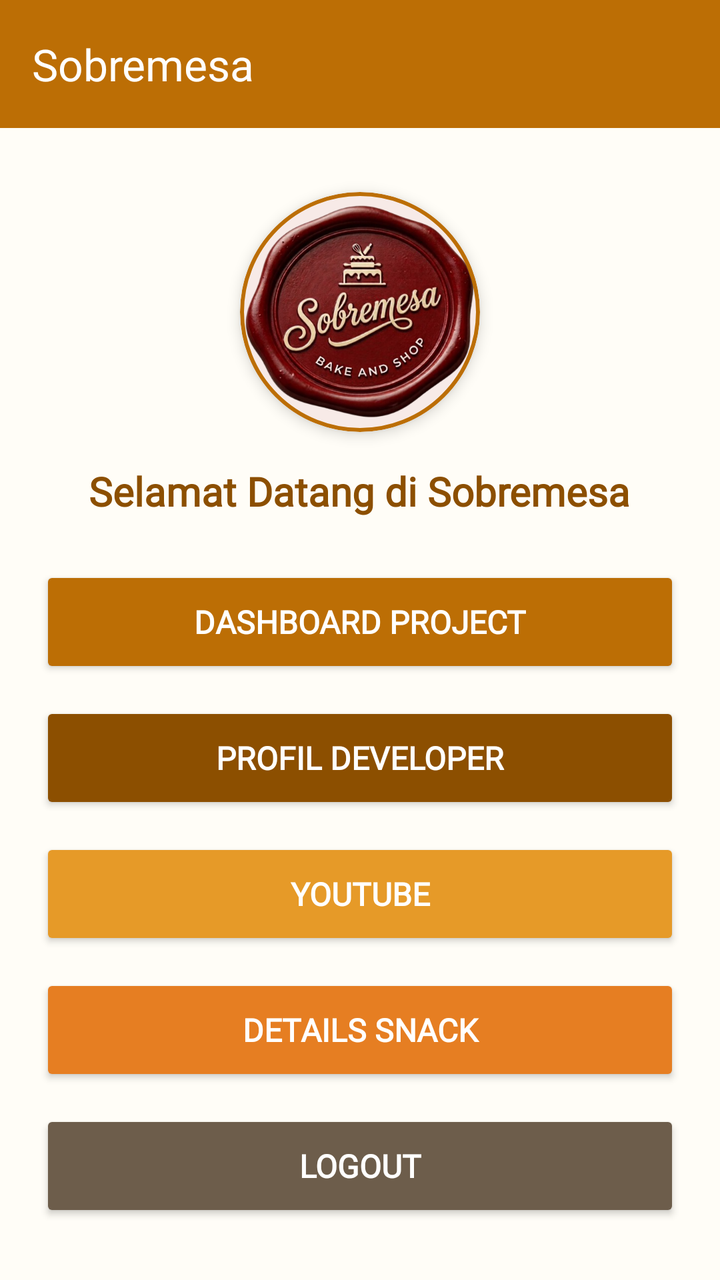
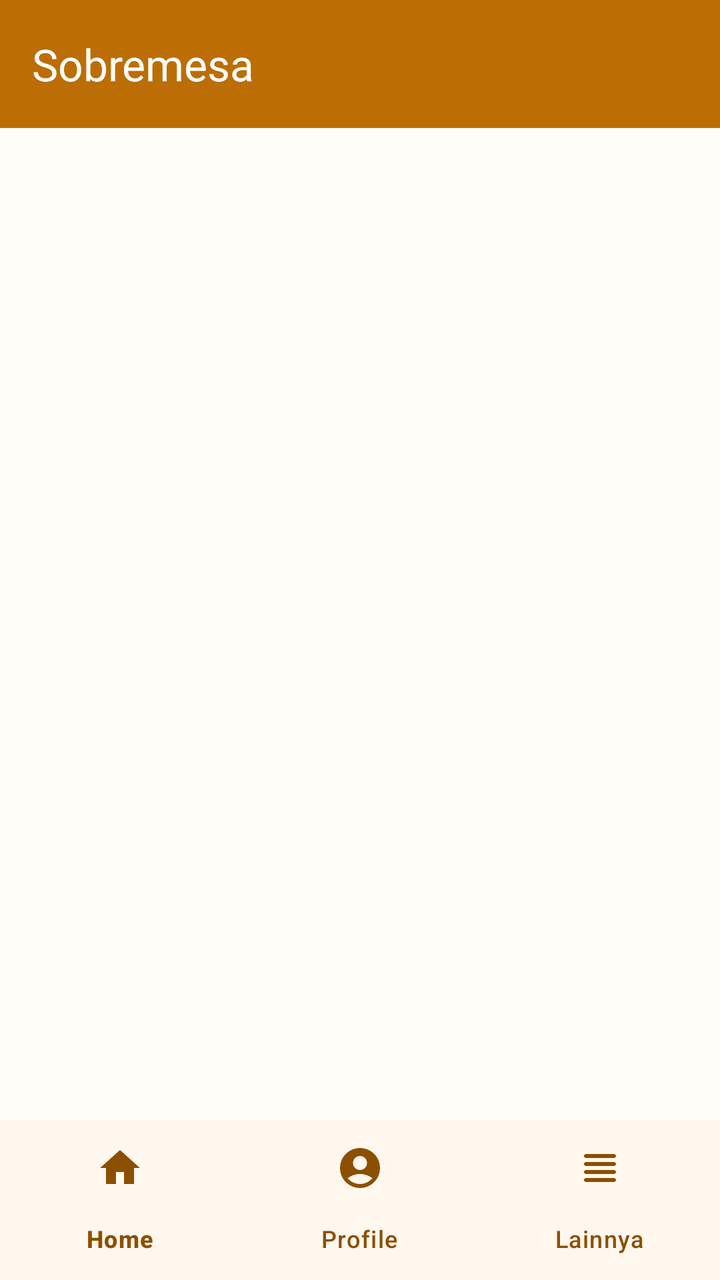

The first picture is an Android layout as it rendered before a commit; the second is the same layout after the commit. The layout source and the unified diff follow.
<!-- AndroidManifest.xml: application theme Theme.AZBSataAndagi -->
<!-- res/layout/activity_main.xml -->
<?xml version="1.0" encoding="utf-8"?>
<LinearLayout xmlns:android="http://schemas.android.com/apk/res/android"
    xmlns:app="http://schemas.android.com/apk/res-auto"
    xmlns:tools="http://schemas.android.com/tools"
    android:id="@+id/main"
    android:layout_width="match_parent"
    android:layout_height="match_parent"
    android:background="@color/background_light"
    android:orientation="vertical"
    tools:context=".MainActivity">

    <androidx.appcompat.widget.Toolbar
        android:id="@+id/toolbar"
        android:layout_width="match_parent"
        android:layout_height="?attr/actionBarSize"
        android:background="@color/primary"
        app:title="@string/title_main"
        app:titleTextColor="@color/white" />

    <ScrollView
        android:layout_width="match_parent"
        android:layout_height="match_parent"
        android:fillViewport="true">

        <LinearLayout
            android:layout_width="match_parent"
            android:layout_height="wrap_content"
            android:gravity="center_horizontal"
            android:orientation="vertical"
            android:padding="20dp">

            <com.google.android.material.card.MaterialCardView
                android:layout_width="120dp"
                android:layout_height="120dp"
                android:layout_marginTop="12dp"
                app:cardCornerRadius="60dp"
                app:cardElevation="4dp"
                app:strokeColor="@color/primary"
                app:strokeWidth="2dp">

                <ImageView
                    android:id="@+id/imgLogo"
                    android:layout_width="match_parent"
                    android:layout_height="match_parent"
                    android:contentDescription="@string/app_name"
                    android:scaleType="centerCrop"
                    app:srcCompat="@drawable/logo" />
            </com.google.android.material.card.MaterialCardView>

            <TextView
                android:id="@+id/tvWelcomeUser"
                android:layout_width="wrap_content"
                android:layout_height="wrap_content"
                android:layout_marginTop="16dp"
                android:fontFamily="@font/jetbrains_mono_regular"
                android:text="@string/welcome"
                android:textColor="@color/primary_dark"
                android:textSize="20sp"
                android:textStyle="bold" />

            
            <Button
                android:id="@+id/btnToProject"
                android:layout_width="match_parent"
                android:layout_height="56dp"
                android:layout_marginTop="24dp"
                android:backgroundTint="@color/primary"
                android:fontFamily="@font/jetbrains_mono_regular"
                android:text="Dashboard Project"
                android:textColor="@color/white"
                android:textSize="16sp"
                android:textStyle="bold"
                app:cornerRadius="12dp" />

            
            <Button
                android:id="@+id/btnDeveloperProfile"
                android:layout_width="match_parent"
                android:layout_height="56dp"
                android:layout_marginTop="12dp"
                android:backgroundTint="@color/primary_dark"
                android:fontFamily="@font/jetbrains_mono_regular"
                android:text="@string/btn_developer_profile"
                android:textColor="@color/white"
                android:textSize="16sp"
                android:textStyle="bold"
                app:cornerRadius="12dp" />

            
            <Button
                android:id="@+id/btnWeb"
                android:layout_width="match_parent"
                android:layout_height="56dp"
                android:layout_marginTop="12dp"
                android:backgroundTint="@color/primary_light"
                android:fontFamily="@font/jetbrains_mono_regular"
                android:text="YouTube"
                android:textColor="@color/white"
                android:textSize="16sp"
                android:textStyle="bold"
                app:cornerRadius="12dp" />

            
            <Button
                android:id="@+id/btnDetails"
                android:layout_width="match_parent"
                android:layout_height="56dp"
                android:layout_marginTop="12dp"
                android:backgroundTint="@color/accent"
                android:fontFamily="@font/jetbrains_mono_regular"
                android:text="Details Snack"
                android:textColor="@color/white"
                android:textSize="16sp"
                android:textStyle="bold"
                app:cornerRadius="12dp" />

            
            <Button
                android:id="@+id/btnLogout"
                android:layout_width="match_parent"
                android:layout_height="56dp"
                android:layout_marginTop="12dp"
                android:backgroundTint="@color/text_secondary"
                android:fontFamily="@font/jetbrains_mono_regular"
                android:text="@string/btn_logout"
                android:textColor="@color/white"
                android:textSize="16sp"
                android:textStyle="bold"
                app:cornerRadius="12dp" />

        </LinearLayout>
    </ScrollView>

</LinearLayout>
<!-- resources referenced by this layout -->
<resources>
  <color name="accent">#E67E22</color>
  <color name="background_light">#FFFDF7</color>
  <color name="primary">#BC6E05</color>
  <color name="primary_dark">#8C4F00</color>
  <color name="primary_light">#E69A28</color>
  <color name="text_secondary">#6D5D4B</color>
  <color name="white">#FFFFFFFF</color>
  <!-- drawable logo: png bitmap (drawable, 368271 bytes) -->
  <string name="app_name">Sobremesa</string>
  <string name="btn_developer_profile">Profil Developer</string>
  <string name="btn_logout">Logout</string>
  <string name="title_main">Sobremesa</string>
  <string name="welcome">Selamat Datang di Sobremesa</string>
  <style name="Theme.AZBSataAndagi" parent="Base.Theme.AZBSataAndagi" />
  <style name="Base.Theme.AZBSataAndagi" parent="Theme.Material3.DayNight.NoActionBar">
          <item name="colorPrimary">@color/primary</item>
          <item name="colorOnPrimary">@color/white</item>
          <item name="colorPrimaryContainer">@color/primary_light</item>
          <item name="colorSecondary">@color/accent</item>
          <item name="colorOnSecondary">@color/white</item>
          <item name="android:windowBackground">@color/background_light</item>
          <item name="android:statusBarColor">@color/primary_dark</item>
      </style>
</resources>

<!-- the commit's change to res/layout/activity_main.xml (unified diff, before → after) -->
@@ -17,118 +17,21 @@
         app:title="@string/title_main"
         app:titleTextColor="@color/white" />
 
-    <ScrollView
+    
+    <FrameLayout
+        android:id="@+id/fragment_container"
         android:layout_width="match_parent"
-        android:layout_height="match_parent"
-        android:fillViewport="true">
+        android:layout_height="0dp"
+        android:layout_weight="1" />
 
-        <LinearLayout
-            android:layout_width="match_parent"
-            android:layout_height="wrap_content"
-            android:gravity="center_horizontal"
-            android:orientation="vertical"
-            android:padding="20dp">
-
-            <com.google.android.material.card.MaterialCardView
-                android:layout_width="120dp"
-                android:layout_height="120dp"
-                android:layout_marginTop="12dp"
-                app:cardCornerRadius="60dp"
-                app:cardElevation="4dp"
-                app:strokeColor="@color/primary"
-                app:strokeWidth="2dp">
-
-                <ImageView
-                    android:id="@+id/imgLogo"
-                    android:layout_width="match_parent"
-                    android:layout_height="match_parent"
-                    android:contentDescription="@string/app_name"
-                    android:scaleType="centerCrop"
-                    app:srcCompat="@drawable/logo" />
-            </com.google.android.material.card.MaterialCardView>
-
-            <TextView
-                android:id="@+id/tvWelcomeUser"
-                android:layout_width="wrap_content"
-                android:layout_height="wrap_content"
-                android:layout_marginTop="16dp"
-                android:fontFamily="@font/jetbrains_mono_regular"
-                android:text="@string/welcome"
-                android:textColor="@color/primary_dark"
-                android:textSize="20sp"
-                android:textStyle="bold" />
-
-            
-            <Button
-                android:id="@+id/btnToProject"
-                android:layout_width="match_parent"
-                android:layout_height="56dp"
-                android:layout_marginTop="24dp"
-                android:backgroundTint="@color/primary"
-                android:fontFamily="@font/jetbrains_mono_regular"
-                android:text="Dashboard Project"
-                android:textColor="@color/white"
-                android:textSize="16sp"
-                android:textStyle="bold"
-                app:cornerRadius="12dp" />
-
-            
-            <Button
-                android:id="@+id/btnDeveloperProfile"
-                android:layout_width="match_parent"
-                android:layout_height="56dp"
-                android:layout_marginTop="12dp"
-                android:backgroundTint="@color/primary_dark"
-                android:fontFamily="@font/jetbrains_mono_regular"
-                android:text="@string/btn_developer_profile"
-                android:textColor="@color/white"
-                android:textSize="16sp"
-                android:textStyle="bold"
-                app:cornerRadius="12dp" />
-
-            
-            <Button
-                android:id="@+id/btnWeb"
-                android:layout_width="match_parent"
-                android:layout_height="56dp"
-                android:layout_marginTop="12dp"
-                android:backgroundTint="@color/primary_light"
-                android:fontFamily="@font/jetbrains_mono_regular"
-                android:text="YouTube"
-                android:textColor="@color/white"
-                android:textSize="16sp"
-                android:textStyle="bold"
-                app:cornerRadius="12dp" />
-
-            
-            <Button
-                android:id="@+id/btnDetails"
-                android:layout_width="match_parent"
-                android:layout_height="56dp"
-                android:layout_marginTop="12dp"
-                android:backgroundTint="@color/accent"
-                android:fontFamily="@font/jetbrains_mono_regular"
-                android:text="Details Snack"
-                android:textColor="@color/white"
-                android:textSize="16sp"
-                android:textStyle="bold"
-                app:cornerRadius="12dp" />
-
-            
-            <Button
-                android:id="@+id/btnLogout"
-                android:layout_width="match_parent"
-                android:layout_height="56dp"
-                android:layout_marginTop="12dp"
-                android:backgroundTint="@color/text_secondary"
-                android:fontFamily="@font/jetbrains_mono_regular"
-                android:text="@string/btn_logout"
-                android:textColor="@color/white"
-                android:textSize="16sp"
-                android:textStyle="bold"
-                app:cornerRadius="12dp" />
-
-        </LinearLayout>
-    </ScrollView>
+    
+    <com.google.android.material.bottomnavigation.BottomNavigationView
+        android:id="@+id/bottomNavigationView"
+        android:layout_width="match_parent"
+        android:layout_height="wrap_content"
+        android:background="@color/card_background"
+        app:itemIconTint="@color/primary_dark"
+        app:itemTextColor="@color/primary_dark"
+        app:menu="@menu/bottom_nav_menu" />
 
 </LinearLayout>
<!-- resource entries referenced after the edit -->
@@ -2,17 +2,12 @@
 <resources>
   <color name="accent">#E67E22</color>
   <color name="background_light">#FFFDF7</color>
+  <color name="card_background">#FFF8EE</color>
   <color name="primary">#BC6E05</color>
   <color name="primary_dark">#8C4F00</color>
   <color name="primary_light">#E69A28</color>
-  <color name="text_secondary">#6D5D4B</color>
   <color name="white">#FFFFFFFF</color>
-  <!-- drawable logo: png bitmap (drawable, 368271 bytes) -->
-  <string name="app_name">Sobremesa</string>
-  <string name="btn_developer_profile">Profil Developer</string>
-  <string name="btn_logout">Logout</string>
   <string name="title_main">Sobremesa</string>
-  <string name="welcome">Selamat Datang di Sobremesa</string>
   <style name="Theme.AZBSataAndagi" parent="Base.Theme.AZBSataAndagi" />
   <style name="Base.Theme.AZBSataAndagi" parent="Theme.Material3.DayNight.NoActionBar">
           <item name="colorPrimary">@color/primary</item>
